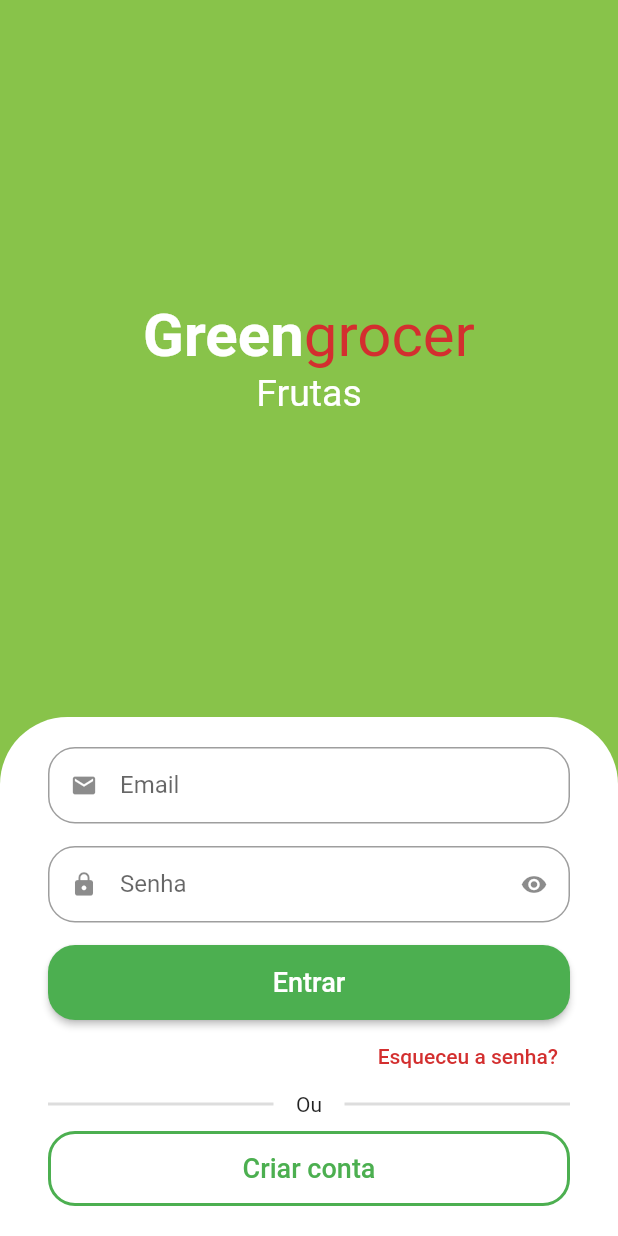
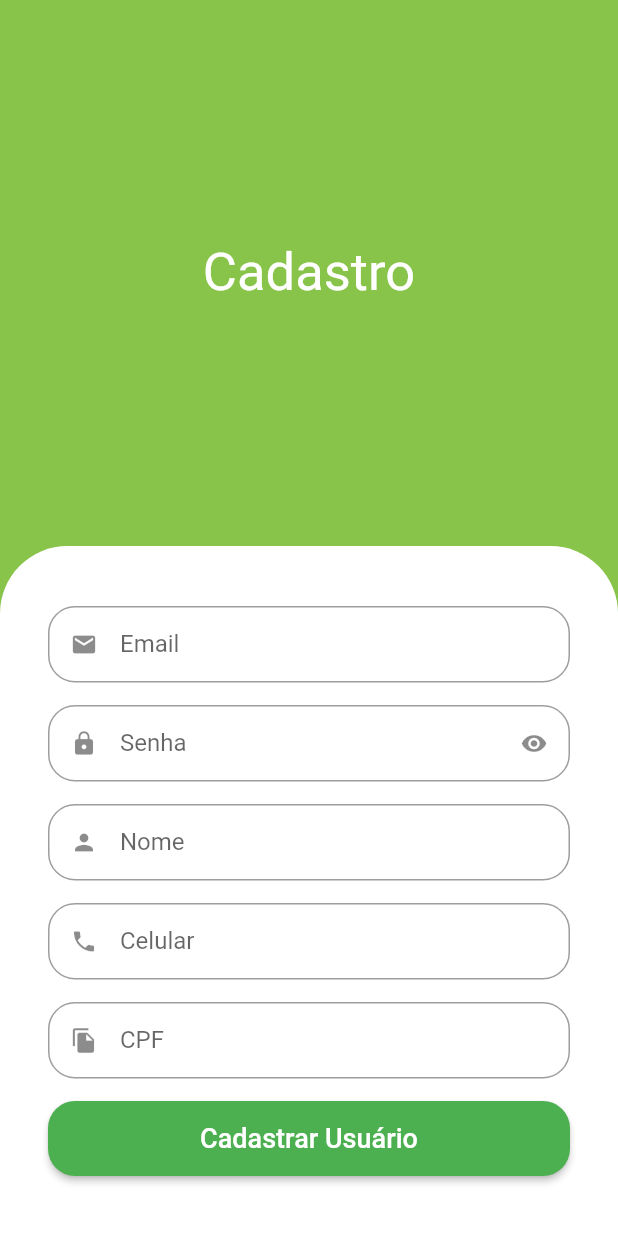
Before and after one commit to PedroPrazz/quitanda, a Flutter app: the screen it shows after launch, after a tap on "Criar conta", on a phone screen of 412 x 824 dp. Run offline on Flutter 3.47's test engine with Material 2 defaults, Android fonts, the phone set to English and light mode, and no system bars; drawn by our look-alikes of animated_text_kit.

Commit message:
cadastro

```diff
--- a/lib/main.dart
+++ b/lib/main.dart
@@ -1,5 +1,5 @@
 import 'package:flutter/material.dart';
-import 'package:quitanda/src/sign_in_screen.dart';
+import 'package:quitanda/src/auth/sign_in_screen.dart';
 
 void main() {
   runApp(const MyApp());
--- a/lib/src/sign_in_screen.dart
+++ b/lib/src/auth/sign_in_screen.dart
@@ -1,6 +1,7 @@
 import 'package:animated_text_kit/animated_text_kit.dart';
 import 'package:flutter/material.dart';
 import 'package:quitanda/src/auth/components/custom_text_field.dart';
+import 'package:quitanda/src/auth/sign_up_screen.dart';
 import 'package:quitanda/src/config/custom_colors.dart';
 
 class SignInScreen extends StatelessWidget {
@@ -170,7 +171,15 @@ class SignInScreen extends StatelessWidget {
                             color: Colors.green,
                           ),
                         ),
-                        onPressed: () {},
+                        onPressed: () {
+                          Navigator.of(context).push(
+                            MaterialPageRoute(
+                              builder: (c){
+                                return SignUpScreen();
+                              }
+                            ),
+                          );
+                        },
                         child: const Text(
                           'Criar conta',
                           style: TextStyle(
--- /dev/null
+++ b/lib/src/auth/sign_up_screen.dart
@@ -0,0 +1,98 @@
+import 'package:flutter/material.dart';
+import 'package:quitanda/src/auth/components/custom_text_field.dart';
+import 'package:quitanda/src/config/custom_colors.dart';
+
+class SignUpScreen extends StatelessWidget {
+  const SignUpScreen({super.key});
+
+  @override
+  Widget build(BuildContext context) {
+    final size = MediaQuery.of(context).size;
+    return Scaffold(
+      backgroundColor: CustomColors.customSwatchColor,
+      body: SingleChildScrollView(
+        child: SizedBox(
+          height: size.height,
+          width: size.width,
+          child: Column(
+            children: [
+              const Expanded(
+                child: Center(
+                  child: Text(
+                    'Cadastro',
+                    style: TextStyle(
+                      color: Colors.white,
+                      fontSize: 35,
+                    ),
+                  ),
+                ),
+              ),
+
+              //Formulário
+              Container(
+                padding: const EdgeInsets.symmetric(
+                  horizontal: 32,
+                  vertical: 40,
+                ),
+                decoration: const BoxDecoration(
+                  color: Colors.white,
+                  borderRadius: BorderRadius.vertical(
+                    top: Radius.circular(45),
+                  ),
+                ),
+                child: Column(
+                  crossAxisAlignment: CrossAxisAlignment.stretch,
+                  children: [
+                    //
+                    const CustomTextField(
+                      icon: Icons.email,
+                      label: 'Email',
+                    ),
+                    //
+                    const CustomTextField(
+                      icon: Icons.lock,
+                      label: 'Senha',
+                      isSecret: true,
+                    ),
+                    //
+                    const CustomTextField(
+                      icon: Icons.person,
+                      label: 'Nome',
+                    ),
+                    //
+                    const CustomTextField(
+                      icon: Icons.phone,
+                      label: 'Celular',
+                    ),
+                    //
+                    const CustomTextField(
+                      icon: Icons.file_copy,
+                      label: 'CPF',
+                    ),
+                    SizedBox(
+                      height: 50,
+                      child: ElevatedButton(
+                        style: ElevatedButton.styleFrom(
+                          shape: RoundedRectangleBorder(
+                            borderRadius: BorderRadius.circular(18),
+                          ),
+                        ),
+                        onPressed: () {},
+                        child: const Text(
+                          'Cadastrar Usuário',
+                          style: TextStyle(
+                            fontSize: 18,
+                          ),
+                        ),
+                      ),
+                    ),
+                  ],
+                ),
+              ),
+            ],
+          ),
+        ),
+      ),
+    );
+  }
+}
```
